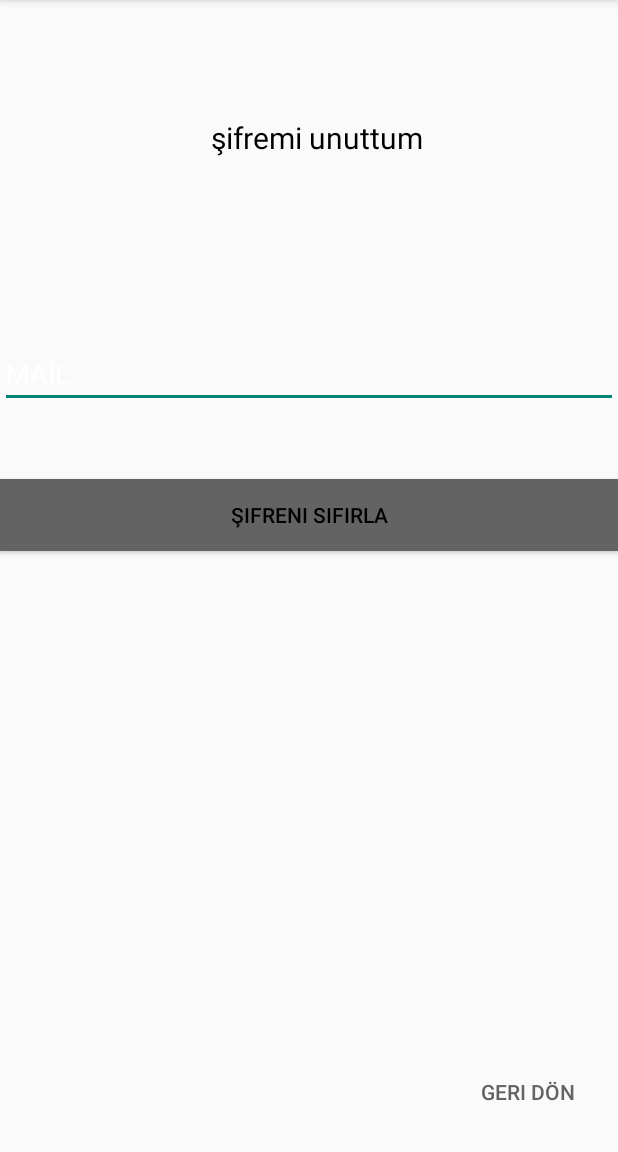
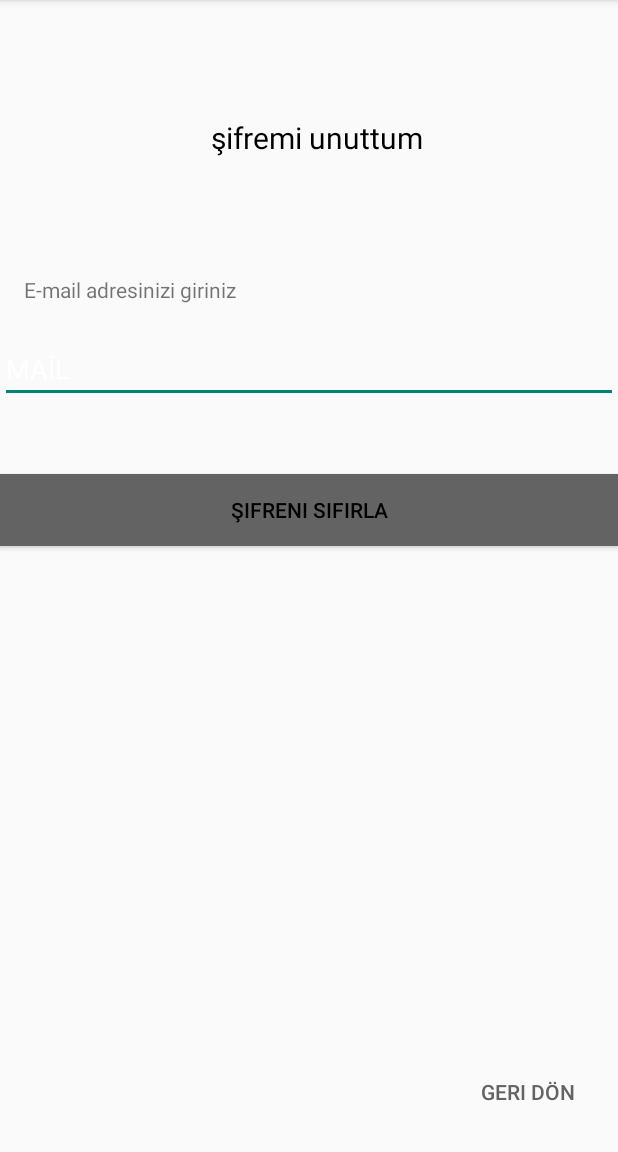
Before and after one commit to hasantunahan/ChatApp, an Android app: the SifremiUnuttumEkran screen opened directly, with no data from a screen before it, on a phone screen of 412 x 824 dp, the part 84-1236 px from its top. Run offline under Robolectric (Android 15) with nearby library versions, the phone set to English and light mode, and no system bars; our stand-ins replace Firebase (no records; nobody signed in at launch, a user with empty details on screens opened directly).

Commit message:
Merge remote-tracking branch 'remotes/origin/tarik' into sero
# Conflicts:
#	app/src/main/AndroidManifest.xml
#	app/src/main/java/com/anonsgroup/anons/AnaEkran.java
#	app/src/main/java/com/anonsgroup/anons/ChatEkran.java

```diff
--- a/app/src/main/res/layout/activity_menu_ayarlar_ekran.xml
+++ b/app/src/main/res/layout/activity_menu_ayarlar_ekran.xml
@@ -175,6 +175,7 @@
     </android.support.constraint.ConstraintLayout>
 
     <TextView
+        android:id="@+id/sifremiDegistir"
         android:layout_width="match_parent"
         android:layout_height="wrap_content"
         android:layout_marginStart="15dp"
--- a/app/src/main/res/layout/activity_sifremi_unuttum_ekran.xml
+++ b/app/src/main/res/layout/activity_sifremi_unuttum_ekran.xml
@@ -33,14 +33,14 @@
         android:id="@+id/email"
         android:layout_width="match_parent"
         android:layout_height="wrap_content"
-        android:layout_marginTop="111dp"
+        android:layout_marginTop="8dp"
         android:hint="MAİL"
         android:inputType="textEmailAddress"
         android:textColor="@android:color/black"
         android:textColorHint="@android:color/white"
         app:layout_constraintEnd_toEndOf="parent"
         app:layout_constraintStart_toStartOf="parent"
-        app:layout_constraintTop_toBottomOf="@+id/textView16" />
+        app:layout_constraintTop_toBottomOf="@+id/textView21" />
 
 
     <Button
@@ -67,5 +67,18 @@
         app:layout_constraintBottom_toBottomOf="parent"
         app:layout_constraintEnd_toEndOf="parent" />
 
+    <TextView
+        android:id="@+id/textView21"
+        android:layout_width="191dp"
+        android:layout_height="32dp"
+        android:layout_marginStart="8dp"
+        android:layout_marginTop="68dp"
+        android:layout_marginEnd="8dp"
+        android:text="E-mail adresinizi giriniz"
+        app:layout_constraintEnd_toEndOf="parent"
+        app:layout_constraintHorizontal_bias="0.039"
+        app:layout_constraintStart_toStartOf="parent"
+        app:layout_constraintTop_toBottomOf="@+id/textView16" />
+
 
 </android.support.constraint.ConstraintLayout>
```
Also changed, not shown: app/src/main/res/layout/activity_sifremi_degistir.xml (added, +61 -0 lines).
